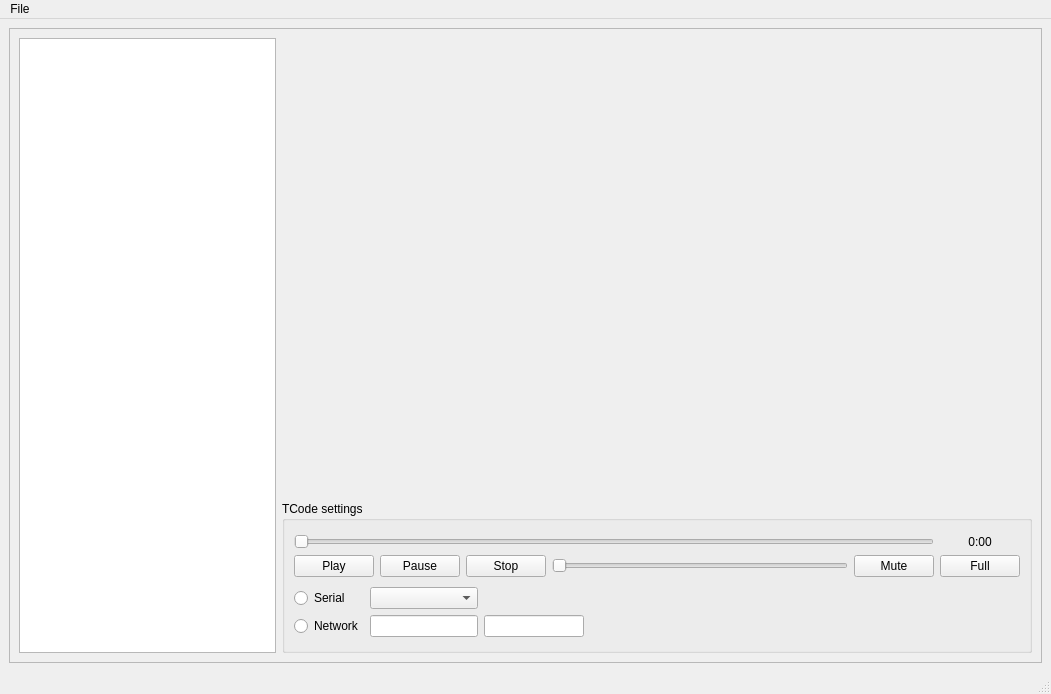
Old version of the form src/mainwindow.ui in the repository jcfain/XTPlayer.
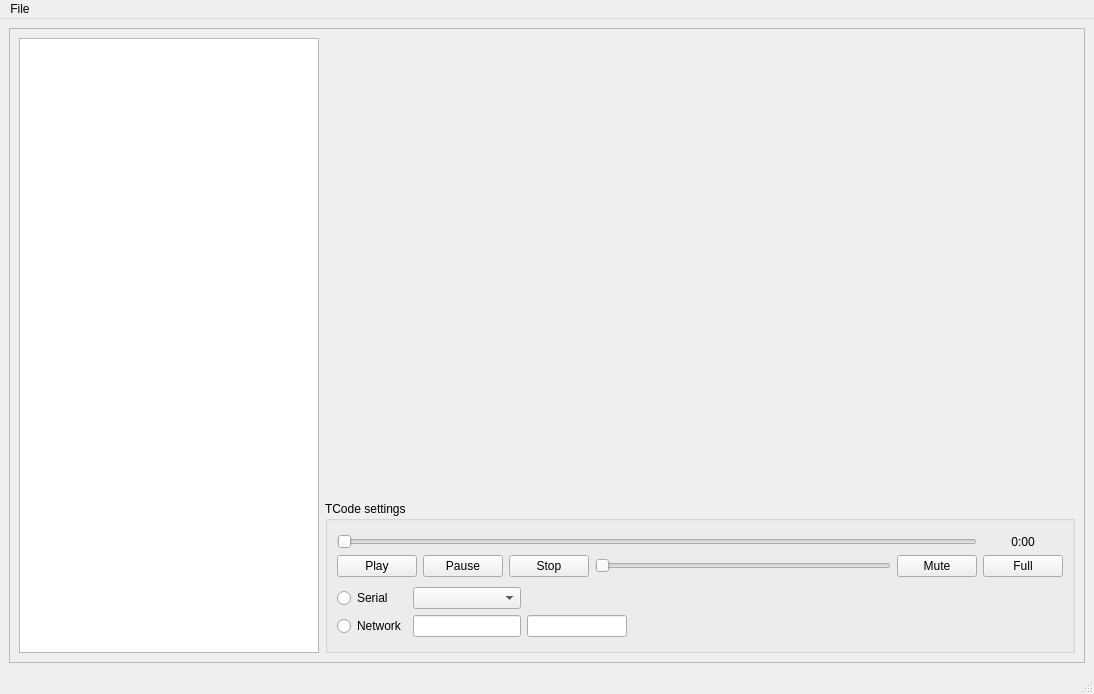
New version of the form.

```diff
--- a/src/mainwindow.ui
+++ b/src/mainwindow.ui
@@ -6,7 +6,7 @@
    <rect>
     <x>0</x>
     <y>0</y>
-    <width>1051</width>
+    <width>1094</width>
     <height>694</height>
    </rect>
   </property>
@@ -157,6 +157,12 @@
        </item>
        <item row="0" column="0" rowspan="4">
         <widget class="QListWidget" name="LibraryList">
+         <property name="minimumSize">
+          <size>
+           <width>300</width>
+           <height>0</height>
+          </size>
+         </property>
          <property name="maximumSize">
           <size>
            <width>500</width>
@@ -186,7 +192,7 @@
     <rect>
      <x>0</x>
      <y>0</y>
-     <width>1051</width>
+     <width>1094</width>
      <height>20</height>
     </rect>
    </property>
```
Left out of the diff: 3 changed lines with no effect on the pictures.
